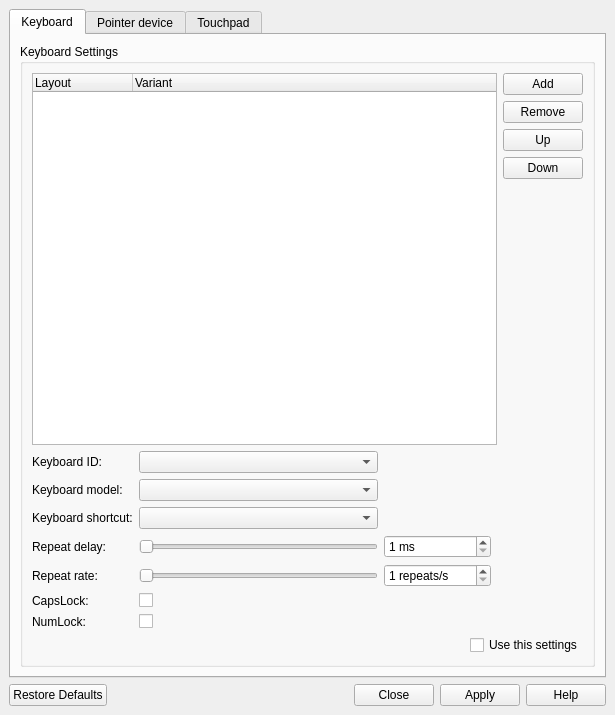
This is sway_input_config/ui/mainwindow.ui in Sunderland93/sway-input-config as Qt 5 draws it before an edit. The edited form follows.
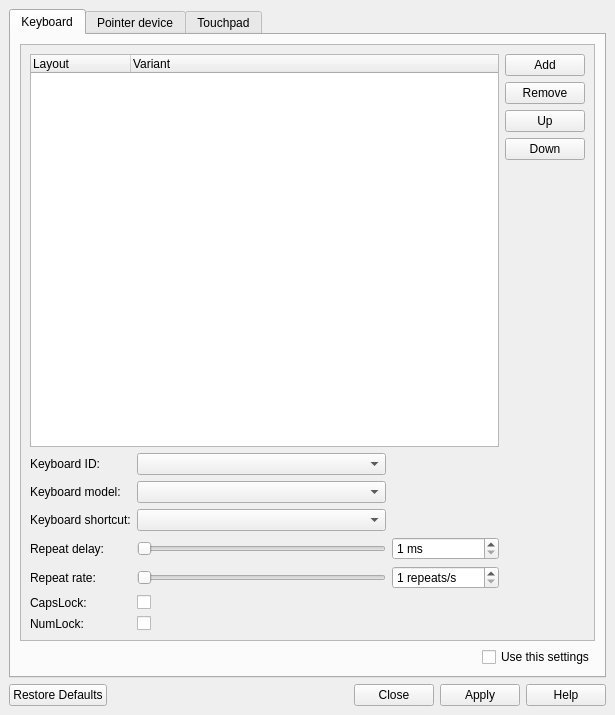
This is the edited form.

Patch:
```diff
--- a/sway_input_config/ui/mainwindow.ui
+++ b/sway_input_config/ui/mainwindow.ui
@@ -68,18 +68,21 @@
        </attribute>
        <layout class="QVBoxLayout" name="verticalLayout_4">
         <item>
-         <widget class="QGroupBox" name="groupBox">
-          <property name="sizePolicy">
-           <sizepolicy hsizetype="Expanding" vsizetype="Expanding">
-            <horstretch>0</horstretch>
-            <verstretch>0</verstretch>
-           </sizepolicy>
+         <widget class="QScrollArea" name="scrollArea_3">
+          <property name="widgetResizable">
+           <bool>true</bool>
           </property>
-          <property name="title">
-           <string>Keyboard Settings</string>
-          </property>
-          <layout class="QGridLayout" name="gridLayout_2">
-           <item row="0" column="0" colspan="4">
+          <widget class="QWidget" name="scrollAreaWidgetContents_4">
+           <property name="geometry">
+            <rect>
+             <x>0</x>
+             <y>0</y>
+             <width>573</width>
+             <height>584</height>
+            </rect>
+           </property>
+           <layout class="QGridLayout" name="gridLayout">
+            <item row="0" column="0">
             <layout class="QHBoxLayout" name="horizontalLayout_2">
              <item>
               <widget class="QTreeWidget" name="layouts">
@@ -112,111 +115,7 @@
              </item>
             </layout>
            </item>
-           <item row="7" column="0">
-            <widget class="QLabel" name="num_lockLabel">
-             <property name="text">
-              <string>NumLock:</string>
-             </property>
-            </widget>
-           </item>
-           <item row="4" column="0">
-            <widget class="QLabel" name="repeatDelayLabel">
-             <property name="text">
-              <string>Repeat delay:</string>
-             </property>
-            </widget>
-           </item>
-           <item row="5" column="2">
-            <widget class="QSpinBox" name="repeatRate">
-             <property name="toolTip">
-              <string>Frequency of key repeats once the repeat_delay has passed.</string>
-             </property>
-             <property name="suffix">
-              <string> repeats/s</string>
-             </property>
-             <property name="minimum">
-              <number>1</number>
-             </property>
-             <property name="maximum">
-              <number>4000</number>
-             </property>
-            </widget>
-           </item>
-           <item row="3" column="1">
-            <widget class="QComboBox" name="shortcutName">
-             <property name="toolTip">
-              <string>Keyboard shortcut to switch between layouts.</string>
-             </property>
-             <property name="styleSheet">
-              <string notr="true">combobox-popup: 0;</string>
-             </property>
-            </widget>
-           </item>
-           <item row="4" column="2">
-            <widget class="QSpinBox" name="repeatDelay">
-             <property name="toolTip">
-              <string>Amount of time a key must be held before it starts repeating.</string>
-             </property>
-             <property name="suffix">
-              <string> ms</string>
-             </property>
-             <property name="minimum">
-              <number>1</number>
-             </property>
-             <property name="maximum">
-              <number>6000</number>
-             </property>
-            </widget>
-           </item>
-           <item row="6" column="0">
-            <widget class="QLabel" name="caps_lockLabel">
-             <property name="text">
-              <string>CapsLock:</string>
-             </property>
-            </widget>
-           </item>
-           <item row="2" column="0">
-            <widget class="QLabel" name="kbdModel_label">
-             <property name="text">
-              <string>Keyboard model:</string>
-             </property>
-            </widget>
-           </item>
-           <item row="7" column="1">
-            <widget class="QCheckBox" name="num_lock">
-             <property name="toolTip">
-              <string>Initially enables or disables NumLock on startup.</string>
-             </property>
-             <property name="text">
-              <string/>
-             </property>
-            </widget>
-           </item>
-           <item row="1" column="0">
-            <widget class="QLabel" name="kbdID_label">
-             <property name="text">
-              <string>Keyboard ID:</string>
-             </property>
-            </widget>
-           </item>
-           <item row="6" column="1">
-            <widget class="QCheckBox" name="caps_lock">
-             <property name="toolTip">
-              <string>Initially enables or disables CapsLock on startup.</string>
-             </property>
-             <property name="text">
-              <string/>
-             </property>
-            </widget>
-           </item>
-           <item row="2" column="1">
-            <widget class="QComboBox" name="kbdModel">
-             <property name="styleSheet">
-              <string notr="true">combobox-popup: 0;</string>
-             </property>
-            </widget>
-           </item>
-           <item row="0" column="4">
+            <item row="0" column="1">
             <layout class="QVBoxLayout" name="verticalLayout_5">
              <item>
               <widget class="QPushButton" name="addBtn">
@@ -273,21 +172,64 @@
              </item>
             </layout>
            </item>
-           <item row="5" column="0">
-            <widget class="QLabel" name="repeatRateLabel">
+            <item row="1" column="0">
+             <layout class="QGridLayout" name="gridLayout_2">
+              <item row="0" column="0">
+               <widget class="QLabel" name="kbdID_label">
              <property name="text">
-              <string>Repeat rate:</string>
+                 <string>Keyboard ID:</string>
              </property>
             </widget>
            </item>
-           <item row="3" column="0">
+              <item row="0" column="1">
+               <widget class="QComboBox" name="kbdID">
+                <property name="toolTip">
+                 <string>Keyboard identifier</string>
+                </property>
+                <property name="styleSheet">
+                 <string notr="true">combobox-popup: 0</string>
+                </property>
+               </widget>
+              </item>
+              <item row="1" column="0">
+               <widget class="QLabel" name="kbdModel_label">
+                <property name="text">
+                 <string>Keyboard model:</string>
+                </property>
+               </widget>
+              </item>
+              <item row="1" column="1">
+               <widget class="QComboBox" name="kbdModel">
+                <property name="styleSheet">
+                 <string notr="true">combobox-popup: 0;</string>
+                </property>
+               </widget>
+              </item>
+              <item row="2" column="0">
             <widget class="QLabel" name="shortcutLabel">
              <property name="text">
               <string>Keyboard shortcut:</string>
              </property>
             </widget>
            </item>
-           <item row="4" column="1">
+              <item row="2" column="1">
+               <widget class="QComboBox" name="shortcutName">
+                <property name="toolTip">
+                 <string>Keyboard shortcut to switch between layouts.</string>
+                </property>
+                <property name="styleSheet">
+                 <string notr="true">combobox-popup: 0;</string>
+                </property>
+               </widget>
+              </item>
+              <item row="3" column="0">
+               <widget class="QLabel" name="repeatDelayLabel">
+                <property name="text">
+                 <string>Repeat delay:</string>
+                </property>
+               </widget>
+              </item>
+              <item row="3" column="1">
             <widget class="QSlider" name="repeatDelaySlider">
              <property name="minimum">
               <number>1</number>
@@ -303,17 +245,102 @@
              </property>
             </widget>
            </item>
-           <item row="1" column="1">
-            <widget class="QComboBox" name="kbdID">
+              <item row="3" column="2">
+               <widget class="QSpinBox" name="repeatDelay">
              <property name="toolTip">
-              <string>Keyboard identifier</string>
-             </property>
-             <property name="styleSheet">
-              <string notr="true">combobox-popup: 0</string>
-             </property>
-            </widget>
-           </item>
-           <item row="9" column="0" colspan="5">
+                 <string>Amount of time a key must be held before it starts repeating.</string>
+                </property>
+                <property name="suffix">
+                 <string> ms</string>
+                </property>
+                <property name="minimum">
+                 <number>1</number>
+                </property>
+                <property name="maximum">
+                 <number>6000</number>
+                </property>
+               </widget>
+              </item>
+              <item row="4" column="0">
+               <widget class="QLabel" name="repeatRateLabel">
+                <property name="text">
+                 <string>Repeat rate:</string>
+                </property>
+               </widget>
+              </item>
+              <item row="4" column="1">
+               <widget class="QSlider" name="repeatRateSlider">
+                <property name="minimum">
+                 <number>1</number>
+                </property>
+                <property name="maximum">
+                 <number>4000</number>
+                </property>
+                <property name="pageStep">
+                 <number>50</number>
+                </property>
+                <property name="orientation">
+                 <enum>Qt::Horizontal</enum>
+                </property>
+               </widget>
+              </item>
+              <item row="4" column="2">
+               <widget class="QSpinBox" name="repeatRate">
+                <property name="toolTip">
+                 <string>Frequency of key repeats once the repeat_delay has passed.</string>
+                </property>
+                <property name="suffix">
+                 <string> repeats/s</string>
+                </property>
+                <property name="minimum">
+                 <number>1</number>
+                </property>
+                <property name="maximum">
+                 <number>4000</number>
+                </property>
+               </widget>
+              </item>
+              <item row="5" column="0">
+               <widget class="QLabel" name="caps_lockLabel">
+                <property name="text">
+                 <string>CapsLock:</string>
+                </property>
+               </widget>
+              </item>
+              <item row="5" column="1">
+               <widget class="QCheckBox" name="caps_lock">
+                <property name="toolTip">
+                 <string>Initially enables or disables CapsLock on startup.</string>
+                </property>
+                <property name="text">
+                 <string/>
+                </property>
+               </widget>
+              </item>
+              <item row="6" column="0">
+               <widget class="QLabel" name="num_lockLabel">
+                <property name="text">
+                 <string>NumLock:</string>
+                </property>
+               </widget>
+              </item>
+              <item row="6" column="1">
+               <widget class="QCheckBox" name="num_lock">
+                <property name="toolTip">
+                 <string>Initially enables or disables NumLock on startup.</string>
+                </property>
+                <property name="text">
+                 <string/>
+                </property>
+               </widget>
+              </item>
+             </layout>
+            </item>
+           </layout>
+          </widget>
+         </widget>
+        </item>
+        <item>
             <layout class="QHBoxLayout" name="horizontalLayout_3">
              <item>
               <spacer name="horizontalSpacer">
@@ -340,25 +367,6 @@
              </item>
             </layout>
            </item>
-           <item row="5" column="1">
-            <widget class="QSlider" name="repeatRateSlider">
-             <property name="minimum">
-              <number>1</number>
-             </property>
-             <property name="maximum">
-              <number>4000</number>
-             </property>
-             <property name="pageStep">
-              <number>50</number>
-             </property>
-             <property name="orientation">
-              <enum>Qt::Horizontal</enum>
-             </property>
-            </widget>
-           </item>
-          </layout>
-         </widget>
-        </item>
        </layout>
       </widget>
       <widget class="QWidget" name="PointerTab">
```
Left out of the diff: 125 changed lines with no effect on the pictures. Lines whose indentation alone changed are shown as unchanged.
